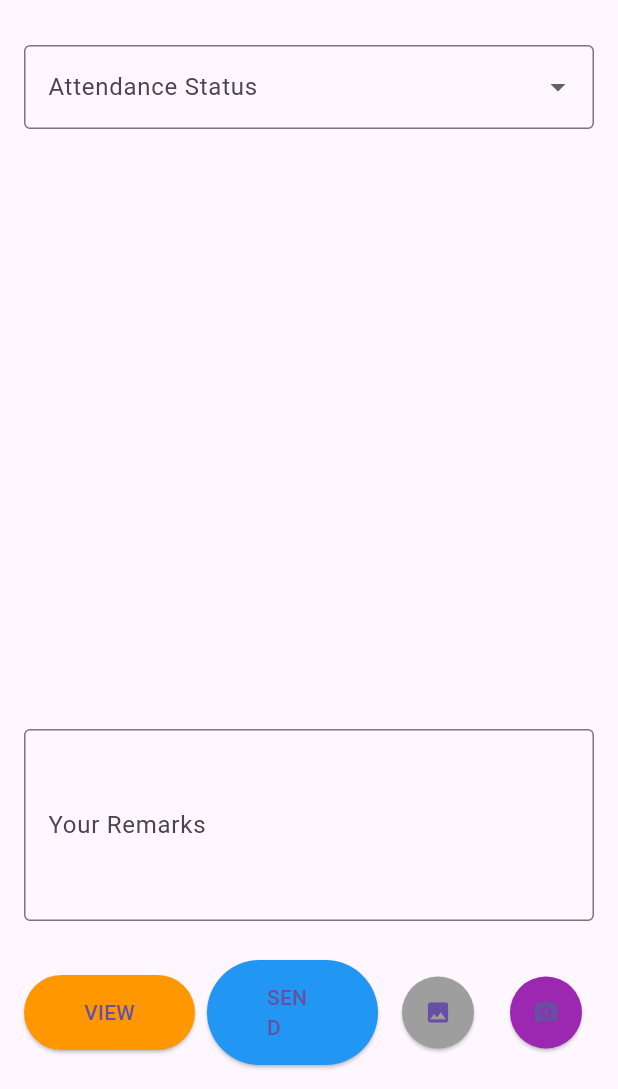
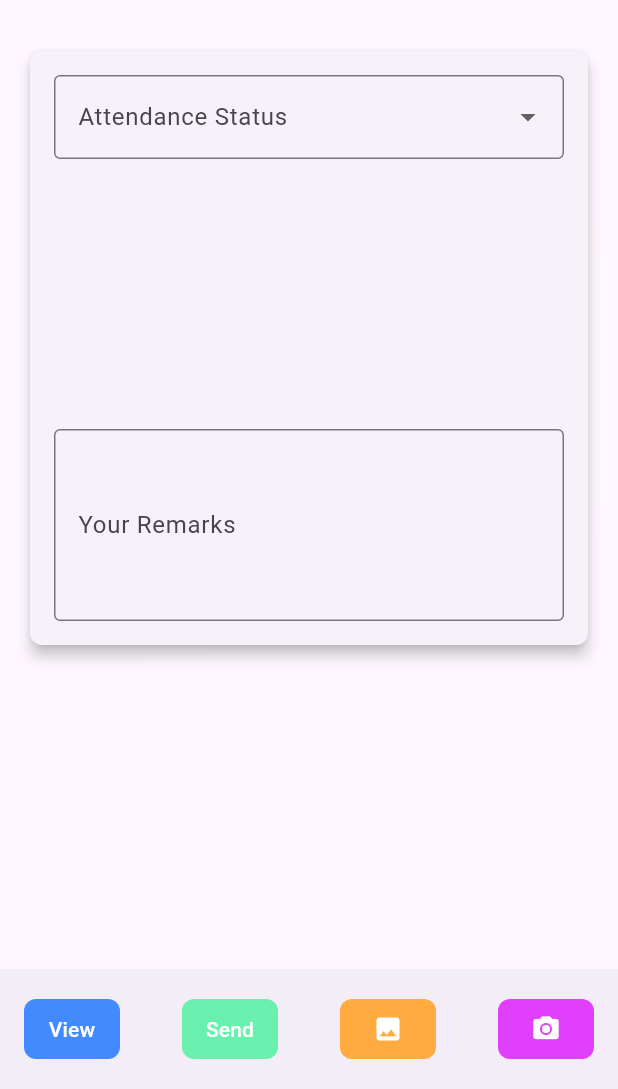
Before and after one commit to hishamponnath/salesnrich_flutter_app, a Flutter app: the AttendanceScreen screen opened directly, on a phone screen of 412 x 824 dp, the part 147-1236 px from its top. Run offline on Flutter 3.47's test engine with Material 3 defaults, Android fonts, the light colour scheme and no system bars; our stand-ins replace shared_preferences; missing offline and left inert: flutter_phone_direct_caller; accounts and stored records are empty.

Commit message:
attendancescreen and punchoutscreen modified without API

```diff
--- a/lib/view/attendancescreen_view.dart
+++ b/lib/view/attendancescreen_view.dart
@@ -12,7 +12,8 @@ class AttendanceScreen extends StatelessWidget {
         title: const Text("Attendance"),
       ),
       drawer: const Drawer(child: Drawerclass()),
-      body: Padding(
+      body: SingleChildScrollView(
+        child: Padding(
           padding: const EdgeInsets.all(16.0),
           child: Column(
             crossAxisAlignment: CrossAxisAlignment.center,
@@ -22,18 +23,31 @@ class AttendanceScreen extends StatelessWidget {
                 style: TextStyle(fontSize: 18, fontWeight: FontWeight.bold),
               ),
               const SizedBox(height: 30),
+              Card(
+                elevation: 4, // Shadow effect
+                shape: RoundedRectangleBorder(
+                  borderRadius: BorderRadius.circular(8.0),
+                ),
+                child: Padding(
+                  padding: const EdgeInsets.all(16.0),
+                  child: Column(
+                    crossAxisAlignment: CrossAxisAlignment.stretch,
+                    children: [
                       DropdownButtonFormField<String>(
                         decoration: const InputDecoration(
                           border: OutlineInputBorder(),
                           labelText: "Attendance Status",
                         ),
                         items: const [
-                DropdownMenuItem(value: "PRESENT", child: Text("PRESENT")),
-                DropdownMenuItem(value: "LEAVE/OFF", child: Text("LEAVE/OFF")),
+                          DropdownMenuItem(
+                              value: "PRESENT", child: Text("PRESENT")),
+                          DropdownMenuItem(
+                              value: "LEAVE/OFF", child: Text("LEAVE/OFF")),
                         ],
                         onChanged: (value) {},
                       ),
-            const SizedBox(height: 400),
+                      const SizedBox(
+                          height: 180), // Space between Dropdown and TextField
                       const TextField(
                         decoration: InputDecoration(
                           border: OutlineInputBorder(),
@@ -41,58 +55,90 @@ class AttendanceScreen extends StatelessWidget {
                         ),
                         maxLines: 4,
                       ),
-            const Spacer(),
-            Row(
+                    ],
+                  ),
+                ),
+              ),
+            ],
+          ),
+        ),
+      ),
+      bottomNavigationBar: BottomAppBar(
+        shape: const CircularNotchedRectangle(),
+        notchMargin: 8.0,
+        child: Row(
           mainAxisAlignment: MainAxisAlignment.spaceBetween,
           children: [
-                Expanded(
-                  child: ElevatedButton(
+            Flexible(
+              flex: 1,
+              child: TextButton(
                 onPressed: () {},
-                    style: ElevatedButton.styleFrom(
-                      backgroundColor: Colors.orange,
-                      padding: const EdgeInsets.symmetric(
-                        horizontal: 40,
-                        vertical: 15,
+                child: const Text("View"),
+                style: TextButton.styleFrom(
+                  backgroundColor: Colors.blueAccent,
+                  foregroundColor: Colors.white,
+                  shape: RoundedRectangleBorder(
+                    borderRadius: BorderRadius.circular(8.0),
+                  ),
+                  padding: EdgeInsets.symmetric(vertical: 8.0),
                 ),
               ),
-                    child: const Text("VIEW"),
+            ),
+            SizedBox(width: 8), // Reduced space between buttons
+            Flexible(
+              flex: 1,
+              child: TextButton(
+                onPressed: () {},
+                child: const Text("Send"),
+                style: TextButton.styleFrom(
+                  backgroundColor: Colors.greenAccent,
+                  foregroundColor: Colors.white,
+                  shape: RoundedRectangleBorder(
+                    borderRadius: BorderRadius.circular(8.0),
+                  ),
+                  padding: EdgeInsets.symmetric(vertical: 8.0),
                 ),
               ),
-                const SizedBox(width: 8),
-                Expanded(
-                  child: ElevatedButton(
+            ),
+            SizedBox(width: 8), // Reduced space between buttons
+            Flexible(
+              flex: 1,
+              child: TextButton(
                 onPressed: () {},
-                    style: ElevatedButton.styleFrom(
-                      backgroundColor: Colors.blue,
-                      padding: const EdgeInsets.symmetric(
-                        horizontal: 40,
-                        vertical: 15,
+                child: Icon(
+                  Icons.photo,
+                  color: Colors.white,
+                  size: 20, // Adjusted icon size
+                ),
+                style: TextButton.styleFrom(
+                  backgroundColor: Colors.orangeAccent,
+                  shape: RoundedRectangleBorder(
+                    borderRadius: BorderRadius.circular(8.0),
+                  ),
+                  padding: EdgeInsets.all(
+                      8.0), // Added padding to ensure icon is centered
                 ),
               ),
-                    child: const Text("SEND"),
+            ),
+            SizedBox(width: 8), // Reduced space between buttons
+            Flexible(
+              flex: 1,
+              child: TextButton(
+                onPressed: () {},
+                child: Icon(
+                  Icons.camera_alt,
+                  color: Colors.white,
+                  size: 20, // Adjusted icon size
+                ),
+                style: TextButton.styleFrom(
+                  backgroundColor: Colors.purpleAccent,
+                  shape: RoundedRectangleBorder(
+                    borderRadius: BorderRadius.circular(8.0),
+                  ),
+                  padding: EdgeInsets.all(
+                      8.0), // Added padding to ensure icon is centered
                 ),
               ),
-                const SizedBox(width: 8),
-                ElevatedButton(
-                  onPressed: () {},
-                  style: ElevatedButton.styleFrom(
-                    backgroundColor: Colors.grey,
-                    padding: const EdgeInsets.all(15),
-                    shape: const CircleBorder(),
-                  ),
-                  child: const Icon(Icons.photo),
-                ),
-                const SizedBox(width: 8),
-                ElevatedButton(
-                  onPressed: () {},
-                  style: ElevatedButton.styleFrom(
-                    backgroundColor: Colors.purple,
-                    padding: const EdgeInsets.all(15),
-                    shape: const CircleBorder(),
-                  ),
-                  child: const Icon(Icons.camera_alt),
-                ),
-              ],
             ),
           ],
         ),
```
Also changed, not shown: lib/view/punchoutscreen_view.dart (+73 -35 lines). Lines whose indentation alone changed are shown as unchanged.
